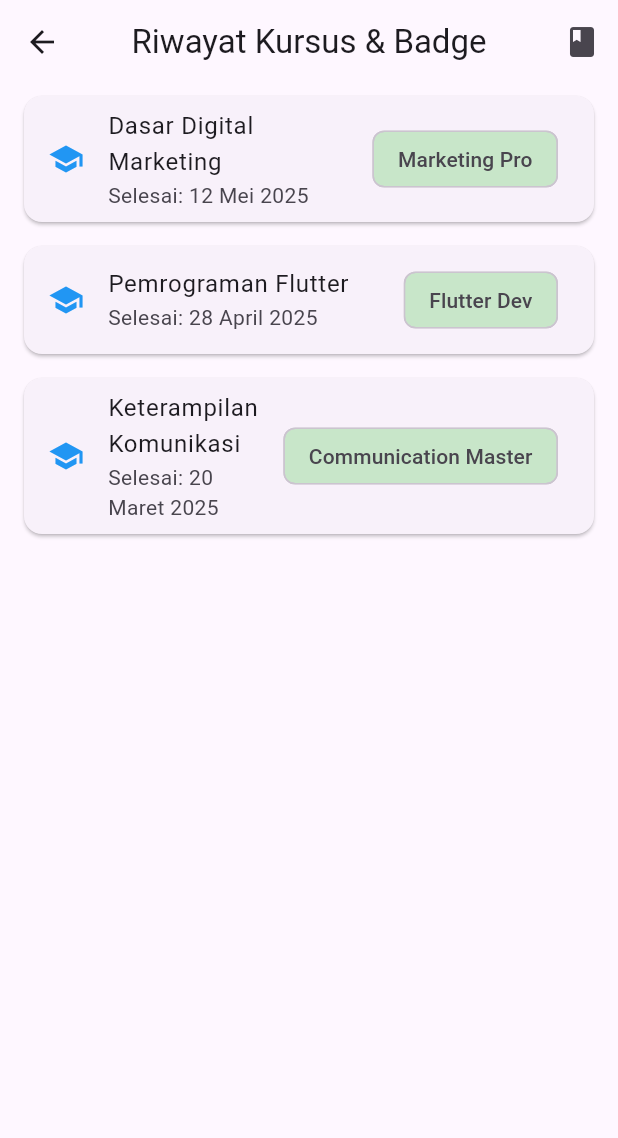
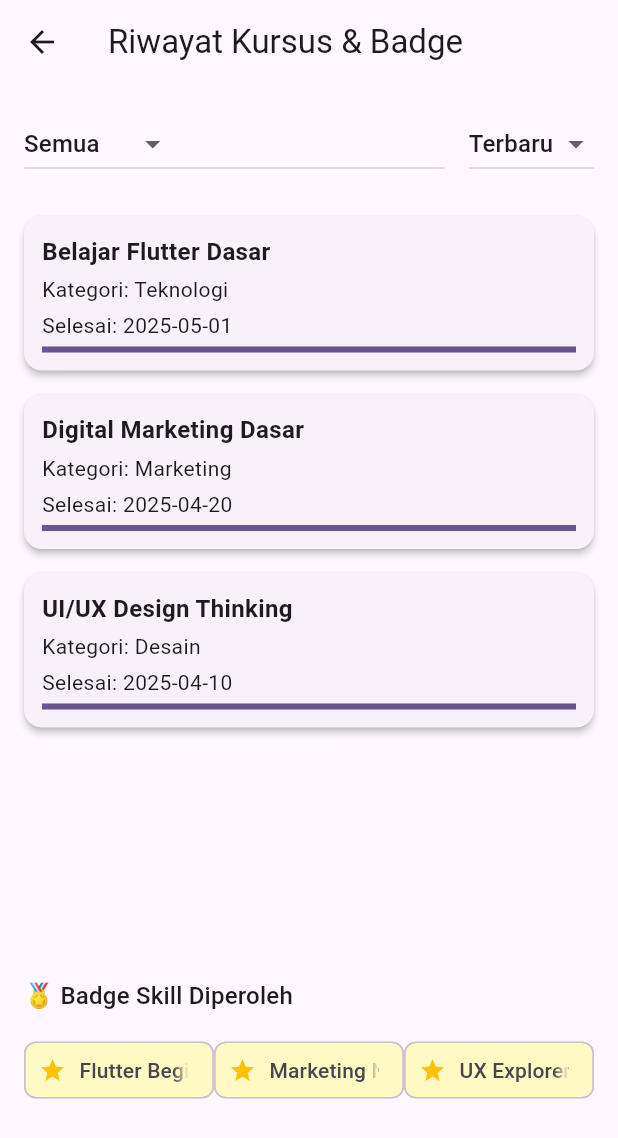
Before and after one commit to JovanWangsa/workconnect_kelompok_8, a Flutter app: the CourseHistoryScreen screen opened directly, on a phone screen of 412 x 824 dp. Shown: the top 1138 px of the screen. Run offline on Flutter 3.47's test engine with Material 3 defaults, Android fonts, the phone set to English and light mode, and no system bars.

Commit message:
Final Update Course

```diff
--- a/lib/screens/course_history_screen.dart
+++ /dev/null
@@ -1,61 +0,0 @@
-import 'package:flutter/material.dart';
-import '../screens/riwayat/course_screen.dart';
-
-class CourseHistoryScreen extends StatelessWidget {
-  final List<Map<String, String>> completedCourses = [
-    {
-      'title': 'Dasar Digital Marketing',
-      'date': '12 Mei 2025',
-      'badge': 'Marketing Pro',
-    },
-    {
-      'title': 'Pemrograman Flutter',
-      'date': '28 April 2025',
-      'badge': 'Flutter Dev',
-    },
-    {
-      'title': 'Keterampilan Komunikasi',
-      'date': '20 Maret 2025',
-      'badge': 'Communication Master',
-    },
-  ];
-
-  @override
-  Widget build(BuildContext context) {
-    return Scaffold(
-      appBar: AppBar(
-        title: Text('Riwayat Kursus & Badge'),
-        centerTitle: true,
-        actions: [
-          IconButton(
-            icon: Icon(Icons.book),
-            onPressed: () {
-              Navigator.push(
-                context,
-                MaterialPageRoute(builder: (context) => CourseScreen()),
-              );
-            },
-          ),
-        ],
-      ),
-      body: ListView.builder(
-        itemCount: completedCourses.length,
-        itemBuilder: (context, index) {
-          final course = completedCourses[index];
-          return Card(
-            margin: EdgeInsets.symmetric(vertical: 8, horizontal: 16),
-            child: ListTile(
-              leading: Icon(Icons.school, color: Colors.blue),
-              title: Text(course['title']!),
-              subtitle: Text('Selesai: ${course['date']}'),
-              trailing: Chip(
-                label: Text(course['badge']!),
-                backgroundColor: Colors.green[100],
-              ),
-            ),
-          );
-        },
-      ),
-    );
-  }
-}
--- a/lib/screens/home_screen.dart
+++ b/lib/screens/home_screen.dart
@@ -1,7 +1,7 @@
 import 'package:flutter/material.dart';
 import 'job_search_screen.dart';
 import 'profile_screen.dart';
-import 'course_history_screen.dart';
+import '../screens/riwayat/course_history_screen.dart';
 
 class HomeScreen extends StatelessWidget {
   const HomeScreen({super.key});
@@ -64,9 +64,7 @@ class HomeScreen extends StatelessWidget {
           );
         } else {
           ScaffoldMessenger.of(context).showSnackBar(
-            SnackBar(
-              content: Text('Navigasi ke $title (belum diimplementasi)'),
-            ),
+            SnackBar(content: Text('Navigasi ke $title (siap diimplementasi)')),
           );
         }
       },
--- a/lib/screens/riwayat/badge_widget.dart
+++ b/lib/screens/riwayat/badge_widget.dart
@@ -8,13 +8,12 @@ class BadgeWidget extends StatelessWidget {
   @override
   Widget build(BuildContext context) {
     return Tooltip(
-      message: 'Badge: $badgeName',
+      message: badgeName,
       child: Chip(
         avatar: Icon(Icons.star, color: Colors.amber),
         label: Text(badgeName),
         backgroundColor: Colors.yellow[100],
-        elevation: 2,
-        shape: RoundedRectangleBorder(borderRadius: BorderRadius.circular(8)),
+        elevation: 3,
       ),
     );
   }
--- a/lib/screens/riwayat/course_card_widget.dart
+++ b/lib/screens/riwayat/course_card_widget.dart
@@ -8,20 +8,26 @@ class CourseCardWidget extends StatelessWidget {
   @override
   Widget build(BuildContext context) {
     return Card(
+      elevation: 2,
       margin: EdgeInsets.symmetric(vertical: 8),
-      elevation: 3,
       shape: RoundedRectangleBorder(borderRadius: BorderRadius.circular(12)),
-      child: ListTile(
-        title: Text(course['title']),
-        subtitle: Column(
+      child: Padding(
+        padding: const EdgeInsets.all(12),
+        child: Column(
           crossAxisAlignment: CrossAxisAlignment.start,
           children: [
+            Text(
+              course['title'],
+              style: TextStyle(fontWeight: FontWeight.bold, fontSize: 16),
+            ),
+            SizedBox(height: 4),
             Text("Kategori: ${course['category']}"),
-            Text("Selesai: ${course['date']}"),
+            SizedBox(height: 4),
+            Text("Selesai: ${course['date'].toString().split(' ')[0]}"),
+            SizedBox(height: 4),
             LinearProgressIndicator(value: course['progress']),
           ],
         ),
-        trailing: Icon(Icons.check_circle, color: Colors.green),
       ),
     );
   }
--- /dev/null
+++ b/lib/screens/riwayat/course_history_screen.dart
@@ -0,0 +1,159 @@
+import 'package:flutter/material.dart';
+import 'course_card_widget.dart';
+import 'badge_widget.dart';
+
+class CourseHistoryScreen extends StatefulWidget {
+  @override
+  _CourseHistoryScreenState createState() => _CourseHistoryScreenState();
+}
+
+class _CourseHistoryScreenState extends State<CourseHistoryScreen> {
+  List<Map<String, dynamic>> allCourses = [
+    {
+      'title': 'Belajar Flutter Dasar',
+      'category': 'Teknologi',
+      'progress': 1.0,
+      'date': DateTime(2025, 5, 1),
+      'badge': 'Flutter Beginner',
+      'description': 'Kursus pemrograman Flutter untuk pemula.',
+    },
+    {
+      'title': 'Digital Marketing Dasar',
+      'category': 'Marketing',
+      'progress': 1.0,
+      'date': DateTime(2025, 4, 20),
+      'badge': 'Marketing Novice',
+      'description': 'Pelajari dasar-dasar digital marketing.',
+    },
+    {
+      'title': 'UI/UX Design Thinking',
+      'category': 'Desain',
+      'progress': 1.0,
+      'date': DateTime(2025, 4, 10),
+      'badge': 'UX Explorer',
+      'description': 'Pelajari prinsip desain UI/UX.',
+    },
+  ];
+
+  String selectedCategory = 'Semua';
+  String sortBy = 'Terbaru';
+
+  List<String> categories = ['Semua', 'Teknologi', 'Marketing', 'Desain'];
+
+  @override
+  Widget build(BuildContext context) {
+    List<Map<String, dynamic>> filteredCourses =
+        allCourses.where((course) {
+          if (selectedCategory == 'Semua') return true;
+          return course['category'] == selectedCategory;
+        }).toList();
+
+    if (sortBy == 'Terlama') {
+      filteredCourses.sort((a, b) => a['date'].compareTo(b['date']));
+    } else {
+      filteredCourses.sort((a, b) => b['date'].compareTo(a['date']));
+    }
+
+    return Scaffold(
+      appBar: AppBar(title: Text('Riwayat Kursus & Badge')),
+      body: Padding(
+        padding: const EdgeInsets.all(16),
+        child: Column(
+          children: [
+            // Filter dan Sort
+            Row(
+              children: [
+                Expanded(
+                  child: DropdownButton<String>(
+                    value: selectedCategory,
+                    onChanged: (value) {
+                      setState(() {
+                        selectedCategory = value!;
+                      });
+                    },
+                    items:
+                        categories.map((cat) {
+                          return DropdownMenuItem(value: cat, child: Text(cat));
+                        }).toList(),
+                  ),
+                ),
+                SizedBox(width: 16),
+                DropdownButton<String>(
+                  value: sortBy,
+                  onChanged: (value) {
+                    setState(() {
+                      sortBy = value!;
+                    });
+                  },
+                  items:
+                      ['Terbaru', 'Terlama'].map((sort) {
+                        return DropdownMenuItem(value: sort, child: Text(sort));
+                      }).toList(),
+                ),
+              ],
+            ),
+            SizedBox(height: 16),
+            // Kursus
+            Expanded(
+              child: ListView.builder(
+                itemCount: filteredCourses.length,
+                itemBuilder: (context, index) {
+                  final course = filteredCourses[index];
+                  return InkWell(
+                    onTap:
+                        () => showModalBottomSheet(
+                          context: context,
+                          builder:
+                              (_) => Padding(
+                                padding: const EdgeInsets.all(16),
+                                child: Column(
+                                  mainAxisSize: MainAxisSize.min,
+                                  crossAxisAlignment: CrossAxisAlignment.start,
+                                  children: [
+                                    Text(
+                                      course['title'],
+                                      style:
+                                          Theme.of(
+                                            context,
+                                          ).textTheme.titleLarge,
+                                    ),
+                                    SizedBox(height: 8),
+                                    Text("Kategori: ${course['category']}"),
+                                    SizedBox(height: 8),
+                                    Text("Deskripsi: ${course['description']}"),
+                                  ],
+                                ),
+                              ),
+                        ),
+                    child: CourseCardWidget(course: course),
+                  );
+                },
+              ),
+            ),
+            SizedBox(height: 24),
+            // Badge
+            Align(
+              alignment: Alignment.centerLeft,
+              child: Text(
+                '🏅 Badge Skill Diperoleh',
+                style: Theme.of(context).textTheme.titleMedium,
+              ),
+            ),
+            SizedBox(height: 12),
+            SizedBox(
+              height: 120,
+              child: GridView.count(
+                crossAxisCount: 3,
+                childAspectRatio: 2.5,
+                children:
+                    filteredCourses.map((course) {
+                      return BadgeWidget(badgeName: course['badge']);
+                    }).toList(),
+              ),
+            ),
+          ],
+        ),
+      ),
+    );
+  }
+}
```
Also changed, not shown: lib/screens/riwayat/course_screen.dart (deleted, +0 -54 lines).
